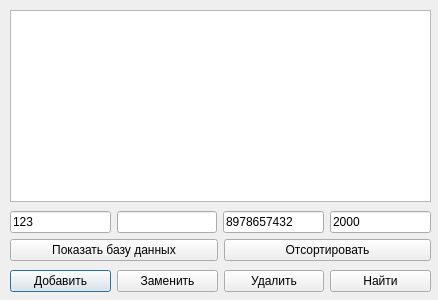
The window that secondwindow.ui (LokDeveloper/Lab1.Client) describes before a commit, drawn with Qt 5.
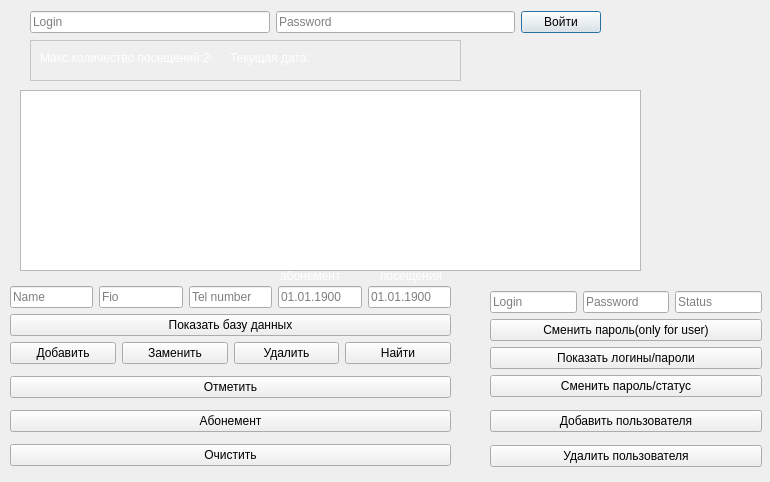
The same window after the commit.

```diff
--- a/secondwindow.ui
+++ b/secondwindow.ui
@@ -6,149 +6,1130 @@
    <rect>
     <x>0</x>
     <y>0</y>
-    <width>438</width>
-    <height>300</height>
+    <width>770</width>
+    <height>482</height>
    </rect>
   </property>
   <property name="windowTitle">
    <string>Dialog</string>
   </property>
-  <widget class="QTableView" name="tableView">
+  <widget class="QWidget" name="layoutWidget">
    <property name="geometry">
     <rect>
-     <x>10</x>
+     <x>30</x>
      <y>10</y>
-     <width>421</width>
-     <height>192</height>
-    </rect>
-   </property>
-  </widget>
-  <widget class="QWidget" name="layoutWidget">
-   <property name="geometry">
-    <rect>
-     <x>10</x>
-     <y>270</y>
-     <width>421</width>
-     <height>23</height>
-    </rect>
-   </property>
-   <layout class="QHBoxLayout" name="horizontalLayout_2">
-    <item>
-     <widget class="QPushButton" name="pushButton">
-      <property name="text">
-       <string>Добавить</string>
-      </property>
-     </widget>
-    </item>
-    <item>
-     <widget class="QPushButton" name="pushButton_2">
-      <property name="text">
-       <string>Заменить</string>
-      </property>
-     </widget>
-    </item>
-    <item>
-     <widget class="QPushButton" name="pushButton_3">
-      <property name="text">
-       <string>Удалить</string>
-      </property>
-     </widget>
-    </item>
-    <item>
-     <widget class="QPushButton" name="pushButton_4">
-      <property name="text">
-       <string>Найти</string>
-      </property>
-     </widget>
-    </item>
-   </layout>
-  </widget>
-  <widget class="QWidget" name="layoutWidget">
-   <property name="geometry">
-    <rect>
-     <x>10</x>
-     <y>210</y>
-     <width>421</width>
+     <width>571</width>
      <height>24</height>
     </rect>
    </property>
-   <layout class="QHBoxLayout" name="horizontalLayout">
+   <layout class="QHBoxLayout" name="horizontalLayout_4">
     <item>
-     <widget class="QLineEdit" name="lineEditID">
-      <property name="accessibleDescription">
-       <string>asd</string>
+     <widget class="QLineEdit" name="lineEditLog">
+      <property name="placeholderText">
+       <string>Login</string>
       </property>
-      <property name="inputMask">
-       <string/>
-      </property>
-      <property name="text">
-       <string>123</string>
-      </property>
-      <property name="frame">
-       <bool>true</bool>
-      </property>
-      <property name="echoMode">
-       <enum>QLineEdit::Normal</enum>
-      </property>
      </widget>
     </item>
     <item>
-     <widget class="QLineEdit" name="lineEditFIO">
-      <property name="accessibleName">
-       <string>asd</string>
+     <widget class="QLineEdit" name="lineEditPass">
+      <property name="echoMode">
+       <enum>QLineEdit::Password</enum>
       </property>
-      <property name="inputMask">
-       <string/>
+      <property name="placeholderText">
+       <string>Password</string>
       </property>
+     </widget>
+    </item>
+    <item>
+     <widget class="QPushButton" name="pushButtonAuth">
       <property name="text">
-       <string/>
+       <string>Войти</string>
       </property>
-      <property name="echoMode">
-       <enum>QLineEdit::Normal</enum>
-      </property>
      </widget>
     </item>
+   </layout>
+  </widget>
+  <widget class="QWidget" name="layoutWidget">
+   <property name="geometry">
+    <rect>
+     <x>490</x>
+     <y>284</y>
+     <width>272</width>
+     <height>191</height>
+    </rect>
+   </property>
+   <layout class="QVBoxLayout" name="verticalLayout_5">
     <item>
-     <widget class="QLineEdit" name="lineEditTEL">
+     <layout class="QVBoxLayout" name="verticalLayout_4">
+      <item>
+       <layout class="QHBoxLayout" name="horizontalLayout_3">
+        <item>
+         <widget class="QLineEdit" name="lineEditChangeLog">
+          <property name="placeholderText">
+           <string>Login</string>
+          </property>
+         </widget>
+        </item>
+        <item>
+         <widget class="QLineEdit" name="lineEditChangePass">
+          <property name="placeholderText">
+           <string>Password</string>
+          </property>
+         </widget>
+        </item>
+        <item>
+         <widget class="QLineEdit" name="lineEditStatus">
+          <property name="placeholderText">
+           <string>Status</string>
+          </property>
+         </widget>
+        </item>
+       </layout>
+      </item>
+      <item>
+       <layout class="QVBoxLayout" name="verticalLayout_3">
+        <item>
+         <widget class="QPushButton" name="pushButton_changePassUserOnly">
+          <property name="text">
+           <string>Сменить пароль(only for user)</string>
+          </property>
+         </widget>
+        </item>
+        <item>
+         <widget class="QPushButton" name="pushButtonLogPass">
+          <property name="text">
+           <string>Показать логины/пароли</string>
+          </property>
+         </widget>
+        </item>
+        <item>
+         <widget class="QPushButton" name="pushButtonChangeLog">
+          <property name="text">
+           <string>Сменить пароль/статус</string>
+          </property>
+         </widget>
+        </item>
+       </layout>
+      </item>
+     </layout>
+    </item>
+    <item>
+     <widget class="QPushButton" name="pushButtonAddLogin">
       <property name="text">
-       <string>8978657432</string>
+       <string>Добавить пользователя</string>
       </property>
      </widget>
     </item>
     <item>
-     <widget class="QLineEdit" name="lineEditDATE">
+     <widget class="QPushButton" name="pushButtonDelLogin">
       <property name="text">
-       <string>2000</string>
+       <string>Удалить пользователя</string>
       </property>
      </widget>
     </item>
    </layout>
   </widget>
-  <widget class="QWidget" name="">
+  <widget class="QWidget" name="layoutWidget">
    <property name="geometry">
     <rect>
      <x>10</x>
-     <y>230</y>
-     <width>421</width>
+     <y>280</y>
+     <width>441</width>
+     <height>195</height>
+    </rect>
+   </property>
+   <layout class="QVBoxLayout" name="verticalLayout_6">
+    <item>
+     <layout class="QVBoxLayout" name="verticalLayout_2">
+      <item>
+       <layout class="QHBoxLayout" name="horizontalLayout">
+        <item>
+         <widget class="QLineEdit" name="lineEditID">
+          <property name="accessibleDescription">
+           <string>asd</string>
+          </property>
+          <property name="inputMask">
+           <string/>
+          </property>
+          <property name="text">
+           <string/>
+          </property>
+          <property name="frame">
+           <bool>true</bool>
+          </property>
+          <property name="echoMode">
+           <enum>QLineEdit::Normal</enum>
+          </property>
+          <property name="placeholderText">
+           <string>Name</string>
+          </property>
+         </widget>
+        </item>
+        <item>
+         <widget class="QLineEdit" name="lineEditFIO">
+          <property name="accessibleName">
+           <string>asd</string>
+          </property>
+          <property name="inputMask">
+           <string/>
+          </property>
+          <property name="text">
+           <string/>
+          </property>
+          <property name="echoMode">
+           <enum>QLineEdit::Normal</enum>
+          </property>
+          <property name="placeholderText">
+           <string>Fio</string>
+          </property>
+         </widget>
+        </item>
+        <item>
+         <widget class="QLineEdit" name="lineEditTEL">
+          <property name="text">
+           <string/>
+          </property>
+          <property name="placeholderText">
+           <string>Tel number</string>
+          </property>
+         </widget>
+        </item>
+        <item>
+         <widget class="QLineEdit" name="lineEditDATE">
+          <property name="placeholderText">
+           <string>01.01.1900</string>
+          </property>
+         </widget>
+        </item>
+        <item>
+         <widget class="QLineEdit" name="lineEditPos">
+          <property name="placeholderText">
+           <string>01.01.1900</string>
+          </property>
+         </widget>
+        </item>
+       </layout>
+      </item>
+      <item>
+       <layout class="QVBoxLayout" name="verticalLayout">
+        <item>
+         <widget class="QPushButton" name="pushButton_5">
+          <property name="text">
+           <string>Показать базу данных</string>
+          </property>
+         </widget>
+        </item>
+        <item>
+         <layout class="QHBoxLayout" name="horizontalLayout_2">
+          <item>
+           <widget class="QPushButton" name="pushButton">
+            <property name="text">
+             <string>Добавить</string>
+            </property>
+           </widget>
+          </item>
+          <item>
+           <widget class="QPushButton" name="pushButton_2">
+            <property name="text">
+             <string>Заменить</string>
+            </property>
+           </widget>
+          </item>
+          <item>
+           <widget class="QPushButton" name="pushButton_3">
+            <property name="text">
+             <string>Удалить</string>
+            </property>
+           </widget>
+          </item>
+          <item>
+           <widget class="QPushButton" name="pushButton_4">
+            <property name="text">
+             <string>Найти</string>
+            </property>
+           </widget>
+          </item>
+         </layout>
+        </item>
+       </layout>
+      </item>
+     </layout>
+    </item>
+    <item>
+     <widget class="QPushButton" name="pushButtonOtmetka">
+      <property name="text">
+       <string>Отметить</string>
+      </property>
+     </widget>
+    </item>
+    <item>
+     <widget class="QPushButton" name="pushButtonVisit">
+      <property name="text">
+       <string>Абонемент</string>
+      </property>
+     </widget>
+    </item>
+    <item>
+     <widget class="QPushButton" name="pushButtonClearLienEdit">
+      <property name="text">
+       <string>Очистить</string>
+      </property>
+     </widget>
+    </item>
+   </layout>
+  </widget>
+  <widget class="QFrame" name="frame">
+   <property name="geometry">
+    <rect>
+     <x>30</x>
+     <y>40</y>
+     <width>431</width>
      <height>41</height>
     </rect>
    </property>
-   <layout class="QHBoxLayout" name="horizontalLayout_3">
-    <item>
-     <widget class="QPushButton" name="pushButton_5">
-      <property name="text">
-       <string>Показать базу данных</string>
-      </property>
-     </widget>
-    </item>
-    <item>
-     <widget class="QPushButton" name="pushButtonSort">
-      <property name="text">
-       <string>Отсортировать</string>
-      </property>
-     </widget>
-    </item>
-   </layout>
+   <property name="palette">
+    <palette>
+     <active>
+      <colorrole role="WindowText">
+       <brush brushstyle="SolidPattern">
+        <color alpha="255">
+         <red>0</red>
+         <green>0</green>
+         <blue>0</blue>
+        </color>
+       </brush>
+      </colorrole>
+      <colorrole role="Button">
+       <brush brushstyle="SolidPattern">
+        <color alpha="255">
+         <red>255</red>
+         <green>255</green>
+         <blue>255</blue>
+        </color>
+       </brush>
+      </colorrole>
+      <colorrole role="Light">
+       <brush brushstyle="SolidPattern">
+        <color alpha="255">
+         <red>255</red>
+         <green>255</green>
+         <blue>255</blue>
+        </color>
+       </brush>
+      </colorrole>
+      <colorrole role="Midlight">
+       <brush brushstyle="SolidPattern">
+        <color alpha="255">
+         <red>255</red>
+         <green>255</green>
+         <blue>255</blue>
+        </color>
+       </brush>
+      </colorrole>
+      <colorrole role="Dark">
+       <brush brushstyle="SolidPattern">
+        <color alpha="255">
+         <red>127</red>
+         <green>127</green>
+         <blue>127</blue>
+        </color>
+       </brush>
+      </colorrole>
+      <colorrole role="Mid">
+       <brush brushstyle="SolidPattern">
+        <color alpha="255">
+         <red>170</red>
+         <green>170</green>
+         <blue>170</blue>
+        </color>
+       </brush>
+      </colorrole>
+      <colorrole role="Text">
+       <brush brushstyle="SolidPattern">
+        <color alpha="255">
+         <red>0</red>
+         <green>0</green>
+         <blue>0</blue>
+        </color>
+       </brush>
+      </colorrole>
+      <colorrole role="BrightText">
+       <brush brushstyle="SolidPattern">
+        <color alpha="255">
+         <red>255</red>
+         <green>255</green>
+         <blue>255</blue>
+        </color>
+       </brush>
+      </colorrole>
+      <colorrole role="ButtonText">
+       <brush brushstyle="SolidPattern">
+        <color alpha="255">
+         <red>0</red>
+         <green>0</green>
+         <blue>0</blue>
+        </color>
+       </brush>
+      </colorrole>
+      <colorrole role="Base">
+       <brush brushstyle="SolidPattern">
+        <color alpha="255">
+         <red>255</red>
+         <green>255</green>
+         <blue>255</blue>
+        </color>
+       </brush>
+      </colorrole>
+      <colorrole role="Window">
+       <brush brushstyle="SolidPattern">
+        <color alpha="255">
+         <red>255</red>
+         <green>255</green>
+         <blue>255</blue>
+        </color>
+       </brush>
+      </colorrole>
+      <colorrole role="Shadow">
+       <brush brushstyle="SolidPattern">
+        <color alpha="255">
+         <red>0</red>
+         <green>0</green>
+         <blue>0</blue>
+        </color>
+       </brush>
+      </colorrole>
+      <colorrole role="AlternateBase">
+       <brush brushstyle="SolidPattern">
+        <color alpha="255">
+         <red>255</red>
+         <green>255</green>
+         <blue>255</blue>
+        </color>
+       </brush>
+      </colorrole>
+      <colorrole role="ToolTipBase">
+       <brush brushstyle="SolidPattern">
+        <color alpha="255">
+         <red>255</red>
+         <green>255</green>
+         <blue>220</blue>
+        </color>
+       </brush>
+      </colorrole>
+      <colorrole role="ToolTipText">
+       <brush brushstyle="SolidPattern">
+        <color alpha="255">
+         <red>0</red>
+         <green>0</green>
+         <blue>0</blue>
+        </color>
+       </brush>
+      </colorrole>
+      <colorrole role="PlaceholderText">
+       <brush brushstyle="SolidPattern">
+        <color alpha="128">
+         <red>0</red>
+         <green>0</green>
+         <blue>0</blue>
+        </color>
+       </brush>
+      </colorrole>
+     </active>
+     <inactive>
+      <colorrole role="WindowText">
+       <brush brushstyle="SolidPattern">
+        <color alpha="255">
+         <red>0</red>
+         <green>0</green>
+         <blue>0</blue>
+        </color>
+       </brush>
+      </colorrole>
+      <colorrole role="Button">
+       <brush brushstyle="SolidPattern">
+        <color alpha="255">
+         <red>255</red>
+         <green>255</green>
+         <blue>255</blue>
+        </color>
+       </brush>
+      </colorrole>
+      <colorrole role="Light">
+       <brush brushstyle="SolidPattern">
+        <color alpha="255">
+         <red>255</red>
+         <green>255</green>
+         <blue>255</blue>
+        </color>
+       </brush>
+      </colorrole>
+      <colorrole role="Midlight">
+       <brush brushstyle="SolidPattern">
+        <color alpha="255">
+         <red>255</red>
+         <green>255</green>
+         <blue>255</blue>
+        </color>
+       </brush>
+      </colorrole>
+      <colorrole role="Dark">
+       <brush brushstyle="SolidPattern">
+        <color alpha="255">
+         <red>127</red>
+         <green>127</green>
+         <blue>127</blue>
+        </color>
+       </brush>
+      </colorrole>
+      <colorrole role="Mid">
+       <brush brushstyle="SolidPattern">
+        <color alpha="255">
+         <red>170</red>
+         <green>170</green>
+         <blue>170</blue>
+        </color>
+       </brush>
+      </colorrole>
+      <colorrole role="Text">
+       <brush brushstyle="SolidPattern">
+        <color alpha="255">
+         <red>0</red>
+         <green>0</green>
+         <blue>0</blue>
+        </color>
+       </brush>
+      </colorrole>
+      <colorrole role="BrightText">
+       <brush brushstyle="SolidPattern">
+        <color alpha="255">
+         <red>255</red>
+         <green>255</green>
+         <blue>255</blue>
+        </color>
+       </brush>
+      </colorrole>
+      <colorrole role="ButtonText">
+       <brush brushstyle="SolidPattern">
+        <color alpha="255">
+         <red>0</red>
+         <green>0</green>
+         <blue>0</blue>
+        </color>
+       </brush>
+      </colorrole>
+      <colorrole role="Base">
+       <brush brushstyle="SolidPattern">
+        <color alpha="255">
+         <red>255</red>
+         <green>255</green>
+         <blue>255</blue>
+        </color>
+       </brush>
+      </colorrole>
+      <colorrole role="Window">
+       <brush brushstyle="SolidPattern">
+        <color alpha="255">
+         <red>255</red>
+         <green>255</green>
+         <blue>255</blue>
+        </color>
+       </brush>
+      </colorrole>
+      <colorrole role="Shadow">
+       <brush brushstyle="SolidPattern">
+        <color alpha="255">
+         <red>0</red>
+         <green>0</green>
+         <blue>0</blue>
+        </color>
+       </brush>
+      </colorrole>
+      <colorrole role="AlternateBase">
+       <brush brushstyle="SolidPattern">
+        <color alpha="255">
+         <red>255</red>
+         <green>255</green>
+         <blue>255</blue>
+        </color>
+       </brush>
+      </colorrole>
+      <colorrole role="ToolTipBase">
+       <brush brushstyle="SolidPattern">
+        <color alpha="255">
+         <red>255</red>
+         <green>255</green>
+         <blue>220</blue>
+        </color>
+       </brush>
+      </colorrole>
+      <colorrole role="ToolTipText">
+       <brush brushstyle="SolidPattern">
+        <color alpha="255">
+         <red>0</red>
+         <green>0</green>
+         <blue>0</blue>
+        </color>
+       </brush>
+      </colorrole>
+      <colorrole role="PlaceholderText">
+       <brush brushstyle="SolidPattern">
+        <color alpha="128">
+         <red>0</red>
+         <green>0</green>
+         <blue>0</blue>
+        </color>
+       </brush>
+      </colorrole>
+     </inactive>
+     <disabled>
+      <colorrole role="WindowText">
+       <brush brushstyle="SolidPattern">
+        <color alpha="255">
+         <red>127</red>
+         <green>127</green>
+         <blue>127</blue>
+        </color>
+       </brush>
+      </colorrole>
+      <colorrole role="Button">
+       <brush brushstyle="SolidPattern">
+        <color alpha="255">
+         <red>255</red>
+         <green>255</green>
+         <blue>255</blue>
+        </color>
+       </brush>
+      </colorrole>
+      <colorrole role="Light">
+       <brush brushstyle="SolidPattern">
+        <color alpha="255">
+         <red>255</red>
+         <green>255</green>
+         <blue>255</blue>
+        </color>
+       </brush>
+      </colorrole>
+      <colorrole role="Midlight">
+       <brush brushstyle="SolidPattern">
+        <color alpha="255">
+         <red>255</red>
+         <green>255</green>
+         <blue>255</blue>
+        </color>
+       </brush>
+      </colorrole>
+      <colorrole role="Dark">
+       <brush brushstyle="SolidPattern">
+        <color alpha="255">
+         <red>127</red>
+         <green>127</green>
+         <blue>127</blue>
+        </color>
+       </brush>
+      </colorrole>
+      <colorrole role="Mid">
+       <brush brushstyle="SolidPattern">
+        <color alpha="255">
+         <red>170</red>
+         <green>170</green>
+         <blue>170</blue>
+        </color>
+       </brush>
+      </colorrole>
+      <colorrole role="Text">
+       <brush brushstyle="SolidPattern">
+        <color alpha="255">
+         <red>127</red>
+         <green>127</green>
+         <blue>127</blue>
+        </color>
+       </brush>
+      </colorrole>
+      <colorrole role="BrightText">
+       <brush brushstyle="SolidPattern">
+        <color alpha="255">
+         <red>255</red>
+         <green>255</green>
+         <blue>255</blue>
+        </color>
+       </brush>
+      </colorrole>
+      <colorrole role="ButtonText">
+       <brush brushstyle="SolidPattern">
+        <color alpha="255">
+         <red>127</red>
+         <green>127</green>
+         <blue>127</blue>
+        </color>
+       </brush>
+      </colorrole>
+      <colorrole role="Base">
+       <brush brushstyle="SolidPattern">
+        <color alpha="255">
+         <red>255</red>
+         <green>255</green>
+         <blue>255</blue>
+        </color>
+       </brush>
+      </colorrole>
+      <colorrole role="Window">
+       <brush brushstyle="SolidPattern">
+        <color alpha="255">
+         <red>255</red>
+         <green>255</green>
+         <blue>255</blue>
+        </color>
+       </brush>
+      </colorrole>
+      <colorrole role="Shadow">
+       <brush brushstyle="SolidPattern">
+        <color alpha="255">
+         <red>0</red>
+         <green>0</green>
+         <blue>0</blue>
+        </color>
+       </brush>
+      </colorrole>
+      <colorrole role="AlternateBase">
+       <brush brushstyle="SolidPattern">
+        <color alpha="255">
+         <red>255</red>
+         <green>255</green>
+         <blue>255</blue>
+        </color>
+       </brush>
+      </colorrole>
+      <colorrole role="ToolTipBase">
+       <brush brushstyle="SolidPattern">
+        <color alpha="255">
+         <red>255</red>
+         <green>255</green>
+         <blue>220</blue>
+        </color>
+       </brush>
+      </colorrole>
+      <colorrole role="ToolTipText">
+       <brush brushstyle="SolidPattern">
+        <color alpha="255">
+         <red>0</red>
+         <green>0</green>
+         <blue>0</blue>
+        </color>
+       </brush>
+      </colorrole>
+      <colorrole role="PlaceholderText">
+       <brush brushstyle="SolidPattern">
+        <color alpha="128">
+         <red>0</red>
+         <green>0</green>
+         <blue>0</blue>
+        </color>
+       </brush>
+      </colorrole>
+     </disabled>
+    </palette>
+   </property>
+   <property name="frameShape">
+    <enum>QFrame::StyledPanel</enum>
+   </property>
+   <property name="frameShadow">
+    <enum>QFrame::Raised</enum>
+   </property>
+   <widget class="QLabel" name="label">
+    <property name="geometry">
+     <rect>
+      <x>10</x>
+      <y>10</y>
+      <width>171</width>
+      <height>16</height>
+     </rect>
+    </property>
+    <property name="palette">
+     <palette>
+      <active>
+       <colorrole role="WindowText">
+        <brush brushstyle="SolidPattern">
+         <color alpha="255">
+          <red>255</red>
+          <green>255</green>
+          <blue>255</blue>
+         </color>
+        </brush>
+       </colorrole>
+       <colorrole role="Text">
+        <brush brushstyle="SolidPattern">
+         <color alpha="255">
+          <red>255</red>
+          <green>255</green>
+          <blue>255</blue>
+         </color>
+        </brush>
+       </colorrole>
+       <colorrole role="ButtonText">
+        <brush brushstyle="SolidPattern">
+         <color alpha="255">
+          <red>255</red>
+          <green>255</green>
+          <blue>255</blue>
+         </color>
+        </brush>
+       </colorrole>
+       <colorrole role="PlaceholderText">
+        <brush brushstyle="NoBrush">
+         <color alpha="128">
+          <red>255</red>
+          <green>255</green>
+          <blue>255</blue>
+         </color>
+        </brush>
+       </colorrole>
+      </active>
+      <inactive>
+       <colorrole role="WindowText">
+        <brush brushstyle="SolidPattern">
+         <color alpha="255">
+          <red>255</red>
+          <green>255</green>
+          <blue>255</blue>
+         </color>
+        </brush>
+       </colorrole>
+       <colorrole role="Text">
+        <brush brushstyle="SolidPattern">
+         <color alpha="255">
+          <red>255</red>
+          <green>255</green>
+          <blue>255</blue>
+         </color>
+        </brush>
+       </colorrole>
+       <colorrole role="ButtonText">
+        <brush brushstyle="SolidPattern">
+         <color alpha="255">
+          <red>255</red>
+          <green>255</green>
+          <blue>255</blue>
+         </color>
+        </brush>
+       </colorrole>
+       <colorrole role="PlaceholderText">
+        <brush brushstyle="NoBrush">
+         <color alpha="128">
+          <red>255</red>
+          <green>255</green>
+          <blue>255</blue>
+         </color>
+        </brush>
+       </colorrole>
+      </inactive>
+      <disabled>
+       <colorrole role="WindowText">
+        <brush brushstyle="SolidPattern">
+         <color alpha="255">
+          <red>127</red>
+          <green>127</green>
+          <blue>127</blue>
+         </color>
+        </brush>
+       </colorrole>
+       <colorrole role="Text">
+        <brush brushstyle="SolidPattern">
+         <color alpha="255">
+          <red>127</red>
+          <green>127</green>
+          <blue>127</blue>
+         </color>
+        </brush>
+       </colorrole>
+       <colorrole role="ButtonText">
+        <brush brushstyle="SolidPattern">
+         <color alpha="255">
+          <red>127</red>
+          <green>127</green>
+          <blue>127</blue>
+         </color>
+        </brush>
+       </colorrole>
+       <colorrole role="PlaceholderText">
+        <brush brushstyle="NoBrush">
+         <color alpha="128">
+          <red>255</red>
+          <green>255</green>
+          <blue>255</blue>
+         </color>
+        </brush>
+       </colorrole>
+      </disabled>
+     </palette>
+    </property>
+    <property name="text">
+     <string>Макс.количество посещений:20</string>
+    </property>
+   </widget>
+   <widget class="QLabel" name="label_2">
+    <property name="geometry">
+     <rect>
+      <x>200</x>
+      <y>10</y>
+      <width>81</width>
+      <height>16</height>
+     </rect>
+    </property>
+    <property name="palette">
+     <palette>
+      <active>
+       <colorrole role="WindowText">
+        <brush brushstyle="SolidPattern">
+         <color alpha="255">
+          <red>255</red>
+          <green>255</green>
+          <blue>255</blue>
+         </color>
+        </brush>
+       </colorrole>
+       <colorrole role="Text">
+        <brush brushstyle="SolidPattern">
+         <color alpha="255">
+          <red>255</red>
+          <green>255</green>
+          <blue>255</blue>
+         </color>
+        </brush>
+       </colorrole>
+       <colorrole role="PlaceholderText">
+        <brush brushstyle="NoBrush">
+         <color alpha="128">
+          <red>255</red>
+          <green>255</green>
+          <blue>255</blue>
+         </color>
+        </brush>
+       </colorrole>
+      </active>
+      <inactive>
+       <colorrole role="WindowText">
+        <brush brushstyle="SolidPattern">
+         <color alpha="255">
+          <red>255</red>
+          <green>255</green>
+          <blue>255</blue>
+         </color>
+        </brush>
+       </colorrole>
+       <colorrole role="Text">
+        <brush brushstyle="SolidPattern">
+         <color alpha="255">
+          <red>255</red>
+          <green>255</green>
+          <blue>255</blue>
+         </color>
+        </brush>
+       </colorrole>
+       <colorrole role="PlaceholderText">
+        <brush brushstyle="NoBrush">
+         <color alpha="128">
+          <red>255</red>
+          <green>255</green>
+          <blue>255</blue>
+         </color>
+        </brush>
+       </colorrole>
+      </inactive>
+      <disabled>
+       <colorrole role="WindowText">
+        <brush brushstyle="SolidPattern">
+         <color alpha="255">
+          <red>127</red>
+          <green>127</green>
+          <blue>127</blue>
+         </color>
+        </brush>
+       </colorrole>
+       <colorrole role="Text">
+        <brush brushstyle="SolidPattern">
+         <color alpha="255">
+          <red>127</red>
+          <green>127</green>
+          <blue>127</blue>
+         </color>
+        </brush>
+       </colorrole>
+       <colorrole role="PlaceholderText">
+        <brush brushstyle="NoBrush">
+         <color alpha="128">
+          <red>255</red>
+          <green>255</green>
+          <blue>255</blue>
+         </color>
+        </brush>
+       </colorrole>
+      </disabled>
+     </palette>
+    </property>
+    <property name="text">
+     <string>Текущая дата:</string>
+    </property>
+   </widget>
+   <widget class="QLabel" name="labelCurrentDate">
+    <property name="geometry">
+     <rect>
+      <x>280</x>
+      <y>10</y>
+      <width>141</width>
+      <height>20</height>
+     </rect>
+    </property>
+    <property name="palette">
+     <palette>
+      <active>
+       <colorrole role="WindowText">
+        <brush brushstyle="SolidPattern">
+         <color alpha="255">
+          <red>255</red>
+          <green>255</green>
+          <blue>255</blue>
+         </color>
+        </brush>
+       </colorrole>
+      </active>
+      <inactive>
+       <colorrole role="WindowText">
+        <brush brushstyle="SolidPattern">
+         <color alpha="255">
+          <red>255</red>
+          <green>255</green>
+          <blue>255</blue>
+         </color>
+        </brush>
+       </colorrole>
+      </inactive>
+      <disabled>
+       <colorrole role="WindowText">
+        <brush brushstyle="SolidPattern">
+         <color alpha="255">
+          <red>127</red>
+          <green>127</green>
+          <blue>127</blue>
+         </color>
+        </brush>
+       </colorrole>
+      </disabled>
+     </palette>
+    </property>
+    <property name="text">
+     <string/>
+    </property>
+   </widget>
+  </widget>
+  <widget class="QLabel" name="label_3">
+   <property name="geometry">
+    <rect>
+     <x>380</x>
+     <y>250</y>
+     <width>71</width>
+     <height>51</height>
+    </rect>
+   </property>
+   <property name="palette">
+    <palette>
+     <active>
+      <colorrole role="WindowText">
+       <brush brushstyle="SolidPattern">
+        <color alpha="255">
+         <red>255</red>
+         <green>255</green>
+         <blue>255</blue>
+        </color>
+       </brush>
+      </colorrole>
+     </active>
+     <inactive>
+      <colorrole role="WindowText">
+       <brush brushstyle="SolidPattern">
+        <color alpha="255">
+         <red>255</red>
+         <green>255</green>
+         <blue>255</blue>
+        </color>
+       </brush>
+      </colorrole>
+     </inactive>
+     <disabled>
+      <colorrole role="WindowText">
+       <brush brushstyle="SolidPattern">
+        <color alpha="127">
+         <red>255</red>
+         <green>255</green>
+         <blue>255</blue>
+        </color>
+       </brush>
+      </colorrole>
+     </disabled>
+    </palette>
+   </property>
+   <property name="text">
+    <string>посещения</string>
+   </property>
+  </widget>
+  <widget class="QLabel" name="label_4">
+   <property name="geometry">
+    <rect>
+     <x>280</x>
+     <y>250</y>
+     <width>61</width>
+     <height>51</height>
+    </rect>
+   </property>
+   <property name="palette">
+    <palette>
+     <active>
+      <colorrole role="WindowText">
+       <brush brushstyle="SolidPattern">
+        <color alpha="255">
+         <red>255</red>
+         <green>255</green>
+         <blue>255</blue>
+        </color>
+       </brush>
+      </colorrole>
+     </active>
+     <inactive>
+      <colorrole role="WindowText">
+       <brush brushstyle="SolidPattern">
+        <color alpha="255">
+         <red>255</red>
+         <green>255</green>
+         <blue>255</blue>
+        </color>
+       </brush>
+      </colorrole>
+     </inactive>
+     <disabled>
+      <colorrole role="WindowText">
+       <brush brushstyle="SolidPattern">
+        <color alpha="127">
+         <red>255</red>
+         <green>255</green>
+         <blue>255</blue>
+        </color>
+       </brush>
+      </colorrole>
+     </disabled>
+    </palette>
+   </property>
+   <property name="text">
+    <string>абонемент</string>
+   </property>
+  </widget>
+  <widget class="QTableView" name="tableView">
+   <property name="geometry">
+    <rect>
+     <x>20</x>
+     <y>90</y>
+     <width>621</width>
+     <height>181</height>
+    </rect>
+   </property>
   </widget>
  </widget>
  <resources/>
```
